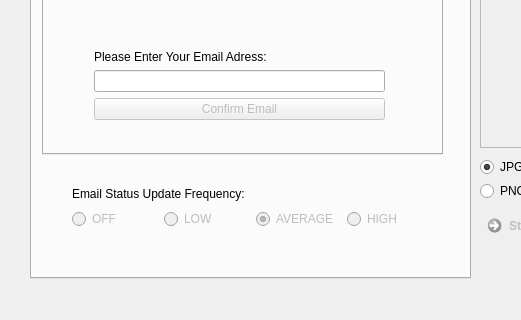
First picture: the form in _ui/ABCD.ui, repository CoSE-Jerry/ABCD, before the edit; both pictures show x 0 to 521 and y 172 to 492 of the 800 by 492 pixel window.
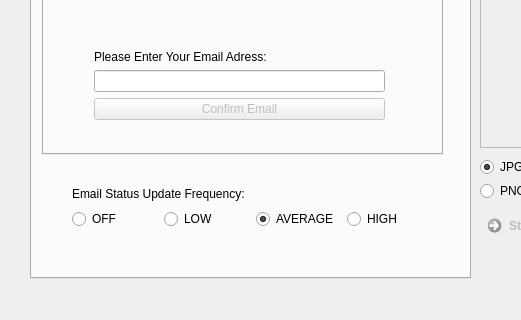
Second picture: the form after the edit. The open tabs and pages were chosen to show the change. Icons and pictures are not drawn.

```diff
--- a/_ui/ABCD.ui
+++ b/_ui/ABCD.ui
@@ -400,7 +400,7 @@
        <item>
         <widget class="QRadioButton" name="Frequency_Off">
          <property name="enabled">
-          <bool>false</bool>
+          <bool>true</bool>
          </property>
          <property name="text">
           <string>OFF</string>
@@ -416,7 +416,7 @@
        <item>
         <widget class="QRadioButton" name="Frequency_Low">
          <property name="enabled">
-          <bool>false</bool>
+          <bool>true</bool>
          </property>
          <property name="text">
           <string>LOW</string>
@@ -426,7 +426,7 @@
        <item>
         <widget class="QRadioButton" name="Frequency_Average">
          <property name="enabled">
-          <bool>false</bool>
+          <bool>true</bool>
          </property>
          <property name="text">
           <string>AVERAGE</string>
@@ -442,7 +442,7 @@
        <item>
         <widget class="QRadioButton" name="Frequency_High">
          <property name="enabled">
-          <bool>false</bool>
+          <bool>true</bool>
          </property>
          <property name="text">
           <string>HIGH</string>
```
Left out of the diff: 2 changed lines with no effect on the pictures.
